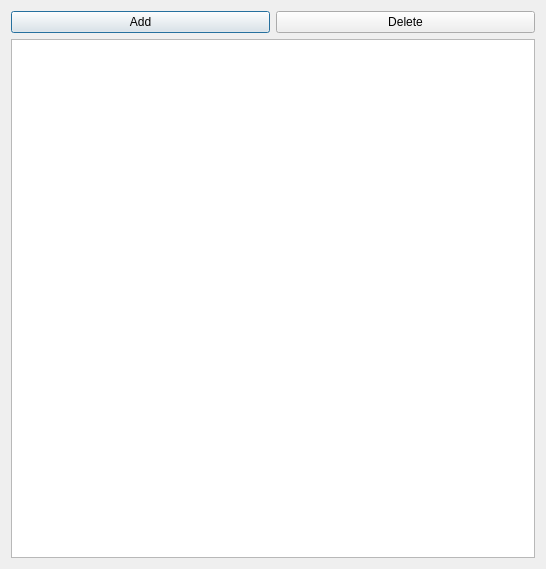
This is GUI_UIs/ui_dialog_manage_attributes.ui in ccbogel/QualCoder as Qt 5 draws it before an edit. The edited form follows.
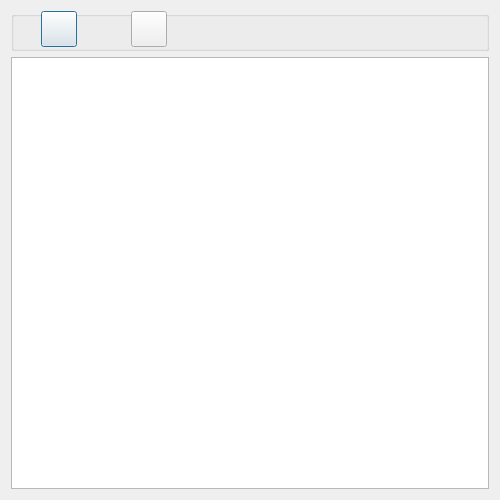
This is the edited form.

```diff
--- a/GUI_UIs/ui_dialog_manage_attributes.ui
+++ b/GUI_UIs/ui_dialog_manage_attributes.ui
@@ -6,8 +6,8 @@
    <rect>
     <x>0</x>
     <y>0</y>
-    <width>546</width>
-    <height>569</height>
+    <width>500</width>
+    <height>500</height>
    </rect>
   </property>
   <property name="windowTitle">
@@ -15,20 +15,70 @@
   </property>
   <layout class="QGridLayout" name="gridLayout">
    <item row="0" column="0">
-    <widget class="QPushButton" name="pushButton_add">
-     <property name="text">
-      <string>Add</string>
+    <widget class="QGroupBox" name="groupBox">
+     <property name="minimumSize">
+      <size>
+       <width>0</width>
+       <height>40</height>
+      </size>
      </property>
-    </widget>
-   </item>
-   <item row="0" column="1">
-    <widget class="QPushButton" name="pushButton_delete">
-     <property name="text">
-      <string>Delete</string>
+     <property name="maximumSize">
+      <size>
+       <width>16777215</width>
+       <height>40</height>
+      </size>
      </property>
+     <property name="title">
+      <string/>
+     </property>
+     <widget class="QPushButton" name="pushButton_add">
+      <property name="geometry">
+       <rect>
+        <x>30</x>
+        <y>0</y>
+        <width>36</width>
+        <height>36</height>
+       </rect>
+      </property>
+      <property name="toolTip">
+       <string>&lt;html&gt;&lt;head/&gt;&lt;body&gt;&lt;p&gt;Add&lt;/p&gt;&lt;/body&gt;&lt;/html&gt;</string>
+      </property>
+      <property name="text">
+       <string/>
+      </property>
+     </widget>
+     <widget class="QPushButton" name="pushButton_delete">
+      <property name="geometry">
+       <rect>
+        <x>120</x>
+        <y>0</y>
+        <width>36</width>
+        <height>36</height>
+       </rect>
+      </property>
+      <property name="toolTip">
+       <string>&lt;html&gt;&lt;head/&gt;&lt;body&gt;&lt;p&gt;Delete&lt;/p&gt;&lt;/body&gt;&lt;/html&gt;</string>
+      </property>
+      <property name="text">
+       <string/>
+      </property>
+     </widget>
+     <widget class="QLabel" name="label">
+      <property name="geometry">
+       <rect>
+        <x>190</x>
+        <y>6</y>
+        <width>281</width>
+        <height>26</height>
+       </rect>
+      </property>
+      <property name="text">
+       <string/>
+      </property>
+     </widget>
     </widget>
    </item>
-   <item row="1" column="0" colspan="2">
+   <item row="1" column="0">
     <widget class="QTableWidget" name="tableWidget"/>
    </item>
   </layout>
```
